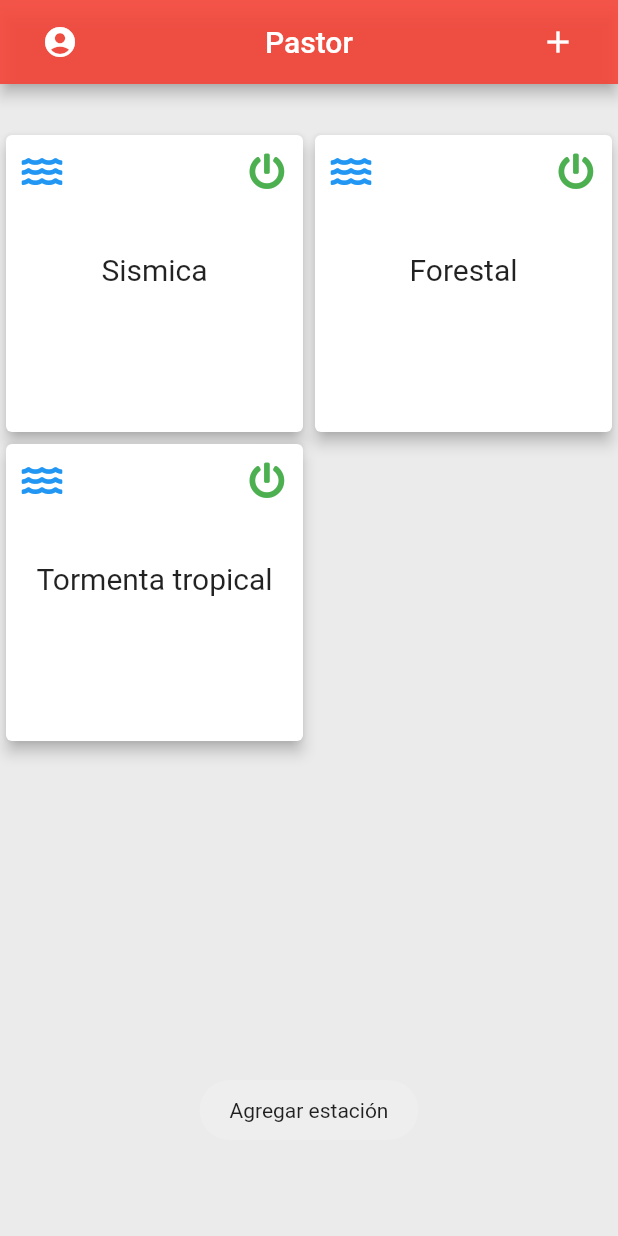
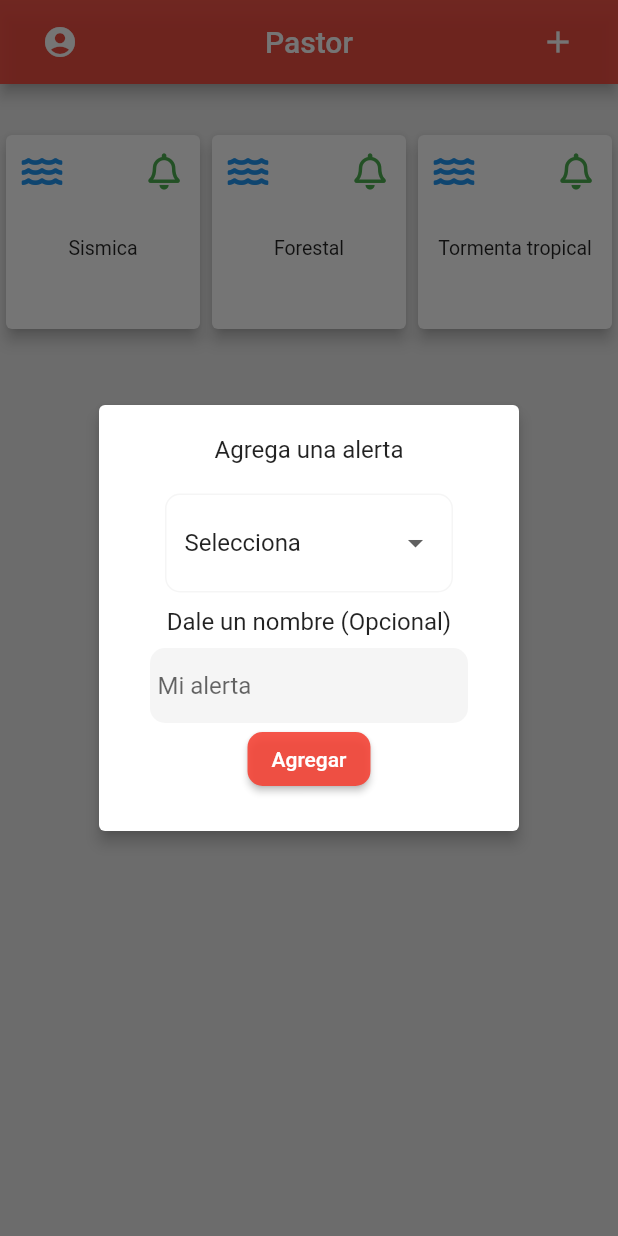
Before and after one commit to RafaelLindarte/pastorApp, a Flutter app: the screen it shows after launch, after a tap on "Ingresar", after a tap on the "add" icon, on a phone screen of 412 x 824 dp. Run offline on Flutter 3.47's test engine with Material 2 defaults, Android fonts, the phone set to English and light mode, and no system bars; our stand-ins replace audioplayers, firebase_core, firebase_messaging, flutter_signin_button, fluttertoast, font_awesome_flutter and 1 more; missing offline and left inert: amazon_cognito_identity_dart_2; accounts and stored records are empty.

Commit message:
agregar alertas estaticas

```diff
--- a/lib/src/data/cognito/cognito.dart
+++ b/lib/src/data/cognito/cognito.dart
@@ -55,6 +55,7 @@ String message = '';
 
         final result = await _userPool.signUp(email, passw,
             userAttributes: userAttributes);
+        // ignore: unnecessary_null_comparison
         if (result.user != null) {
           _preferences.uid = email;
           message = 'ok';
--- a/lib/src/data/notificaciones.dart
+++ b/lib/src/data/notificaciones.dart
@@ -15,11 +15,7 @@ class Notificaciones {
 
   static Stream<String> get messagesStream => _messageStreamController.stream;
   static Future<void>  _background(RemoteMessage message) async{
-
-          print('_background ${message.messageId}');
-          print(message.notification!.android!.sound);
-          print(message.data);
-              final player = AudioCache();
+          final player = AudioCache();
           // // call this method when desired
           await player.play('sound/sonido.mp3');
 
@@ -30,8 +26,6 @@ class Notificaciones {
   }
   static Future<void>  _onbackground(RemoteMessage message) async{
 
-          print('_onBackground ${message.messageId}');
-          print(message.data);
              final player = AudioCache();
           // call this method when desired
           await player.play('sound/sonido.mp3');
@@ -39,12 +33,11 @@ _messageStreamController.add(message.notification?.title ?? 'no titulo');
   }
   static Future<void>  abirMessage(RemoteMessage message) async{
 
-          print('abrir ${message.messageId}');
-          print(message.data);
-          _messageStreamController.add(message.notification?.title ?? 'no titulo');
+
              final player = AudioCache();
           // call this method when desired
           await player.play('sound/sonido.mp3');
+          _messageStreamController.add(message.notification?.title ?? 'no titulo');
           }
 
 
@@ -62,7 +55,6 @@ _messageStreamController.add(message.notification?.title ?? 'no titulo');
           FirebaseMessaging.onMessage.listen(_onbackground,);
           FirebaseMessaging.onMessageOpenedApp.listen(abirMessage);
 }catch(e){
-      print('aaaaaaaaaaaaaaa');
       print(e);
     }
   }
--- a/lib/src/data/provider/user-provider.dart
+++ b/lib/src/data/provider/user-provider.dart
@@ -6,6 +6,7 @@ import 'package:push_notificaction/src/shared/preferences.dart';
 class USerProvider {
   String url =
       'https://7nuyrr9ca3.execute-api.us-east-1.amazonaws.com/dev/controllerUsers';
+  // ignore: non_constant_identifier_names
   String URL2 =
       'https://7nuyrr9ca3.execute-api.us-east-1.amazonaws.com/dev/controllerNotifications';
 
@@ -52,6 +53,7 @@ class USerProvider {
       //Guardando subscriptionArn del usuario en el controller de notificaciones
       if (result['user']['notificationStatus'] == 'Active') {
         String subscriptionArn = result['user']['subscriptionArn'];
+        // ignore: unnecessary_null_comparison
         if (subscriptionArn != null) {
           final body2 = {
             "action": "unsubscribeDeviceToTopic",
--- a/lib/src/pages/home.dart
+++ b/lib/src/pages/home.dart
@@ -1,7 +1,5 @@
 import 'package:flutter/material.dart';
 import 'package:fluttertoast/fluttertoast.dart';
-import 'package:provider/provider.dart';
-import 'package:push_notificaction/src/data/controller/active.dart';
 import 'package:push_notificaction/src/data/notificaciones.dart';
 import 'package:push_notificaction/src/data/provider/user-provider.dart';
 import 'package:push_notificaction/src/shared/preferences.dart';
@@ -14,24 +12,25 @@ class HomePage extends StatefulWidget {
 }
 
 class _HomePageState extends State<HomePage> {
-  List<String> list = ['Sismica','Forestal','Tormenta Tropical'];
   final d = {
-    "evento":[
+    "evento": [
       {
-        "name":"Sismica",
-        "status":true,
+        "name": "Sismica",
+        "status": true,
       },
       {
-        "name":"Forestal",
-        "status":true,
+        "name": "Forestal",
+        "status": true,
       },
       {
-        "name":"Tormenta tropical",
-        "status":true,
-      },
+        "name": "Tormenta tropical",
+        "status": true,
+      }
     ]
   };
-  bool status = true;
+
+
+  String _alert ='';
 
 
   @override
@@ -39,48 +38,41 @@ class _HomePageState extends State<HomePage> {
     super.initState();
     final _preferences = Preferences();
 
-        if(_preferences.iswelcome ==null){
+    if (_preferences.iswelcome == null) {
       _preferences.isWelcome = 'ok';
-            print('00000000000000000000000000');
-            if(mounted){
+      if (mounted) {
         Future.delayed(Duration.zero, () {
           this.welcome();
         });
-
       }
     }
     Notificaciones.messagesStream.listen((event) {
       Fluttertoast.showToast(msg: 'Recibiste una notificacón');
-
-      setState(() {
-        list.add(event);
-      });
     });
   }
 
-
-  void welcome(){
+  void welcome() {
     showDialog(
         context: context,
-      builder: (context){
+        builder: (context) {
           return AlertDialog(
             elevation: 4.0,
-            content: Text('Bienvenido'),
+            content: Text('Bienvenido al sistema de alerta temprana'),
             actions: [
-              TextButton(onPressed: (){
+              TextButton(
+                  onPressed: () {
                     Navigator.pop(context);
-              }, child: Text('Continuar')
-              )
+                  },
+                  child: Text('Continuar'))
             ],
           );
-      }
-      );
+        });
   }
 
   @override
   Widget build(BuildContext context) {
     final _preferences = Preferences();
-  List<dynamic>  dd = d['evento']!.toList();
+    List<dynamic> dd = d['evento']!.toList();
 
     return SafeArea(
       child: Scaffold(
@@ -95,11 +87,14 @@ class _HomePageState extends State<HomePage> {
                     _preferences.clearPreferences();
                     Navigator.pushNamed(context, 'login');
                     Fluttertoast.showToast(msg: 'Salir de la cuenta');
-                  }, icon: Icon(Icons.account_circle_sharp)),
+                  },
+                  icon: Icon(Icons.account_circle_sharp)),
               Text('Pastor'),
-              IconButton(onPressed: () {
-                Fluttertoast.showToast(msg: 'Agregar estación');
-              }, icon: Icon(Icons.add)),
+              IconButton(
+                  onPressed: () {
+                    addAlert(context);
+                  },
+                  icon: Icon(Icons.add)),
             ],
           ),
         ),
@@ -108,23 +103,22 @@ class _HomePageState extends State<HomePage> {
           padding: EdgeInsets.only(top: 30),
           child: GridView.builder(
             gridDelegate:
-                SliverGridDelegateWithFixedCrossAxisCount(crossAxisCount: 2),
+                SliverGridDelegateWithFixedCrossAxisCount(crossAxisCount: 3),
             itemBuilder: (context, index) {
-              print(dd);
-              return _cardEstaciones( dd[index]);
+              return _cardEstaciones(dd[index]);
             },
-            itemCount:dd.length,
+            itemCount: dd.length,
           ),
         ),
       ),
     );
   }
-  Widget _cardEstaciones(dynamic data){
-final styleData = StyleData();
-final _notificationProvider = Provider.of<NotificationProvider>(context);
+
+  Widget _cardEstaciones(dynamic data) {
     final userProvider = USerProvider();
 
     return GestureDetector(
+      child: Container(
         child: Card(
             elevation: 4.0,
             child: Column(
@@ -142,43 +136,132 @@ final userProvider = USerProvider();
                         onPressed: () async {
                           await userProvider.onOf();
 
-                                  // if(data['status']==false){
                           setState(() {
                             data['status'] = !data['status'];
                           });
 
-                                        print(d['evento']);
-                                  // }
-                                  //    if(_notificationProvider.active){
-                                  //     _notificationProvider.isActive = false;
-                                  // }else{
-                                  //     _notificationProvider.isActive = true;
-                                  // }
+
                         },
-                                icon: FaIcon(
-                                  FontAwesomeIcons.powerOff,
-                                   color: (data['status']) ? Colors.green: Colors.red,
+                        icon: (data['status'])
+                            ? FaIcon(FontAwesomeIcons.bell, color: Colors.green)
+                            : FaIcon(
+                                FontAwesomeIcons.bellSlash,
+                                color: Colors.red,
                               ))
                   ],
                 ),
                 SizedBox(
-                          height: 30,
+                  height: 20,
                 ),
                 Center(
                   child: Text(
                     '${data['name']}',
-                            style: TextStyle(fontSize: 20),
+                    style: TextStyle(fontSize: 13),
                   ),
                 )
               ],
-                    )
+            )),
       ),
-                    onTap: (){
+      onTap: () {
         Navigator.pushNamed(context, 'notifications');
       },
     );
-
-
   }
 
+  List<String> alertas = [
+    'Selecciona',
+    'Tormenta',
+    'Erupcion',
+    'Inundación',
+    'Incendio',
+    'Tsunami'
+  ];
+  String _opc = 'Selecciona';
+
+  List<DropdownMenuItem> getItem() {
+    List<DropdownMenuItem> list = [];
+    alertas.forEach((element) {
+      list.add(DropdownMenuItem(child: Text(element), value: element));
+    });
+    return list;
   }
+
+  Widget _lista() {
+    return Container(
+      decoration: BoxDecoration(
+        border: Border.all(
+          color: Colors.grey.withOpacity(0.1),
+          width: 1.0,
+        ),
+        borderRadius: BorderRadius.circular(10.0),
+      ),
+      margin: EdgeInsets.symmetric(horizontal: 20, vertical: 10),
+      child: DropdownButtonFormField<dynamic>(
+          decoration: InputDecoration(
+            border: OutlineInputBorder(
+              borderSide: BorderSide.none,
+            ),
+          ),
+          isExpanded: true,
+          value: _opc,
+          items: getItem(),
+          onChanged: (d) {
+            setState(() {
+              _opc = d;
+              _alert = d;
+
+            });
+          }),
+    );
+  }
+
+  void addAlert(BuildContext context) {
+    final themeData = StyleData();
+    showDialog(
+        context: context,
+        builder: (context) {
+          return AlertDialog(
+            elevation: 4.0,
+            content: Container(
+              child: Column(
+                mainAxisSize: MainAxisSize.min,
+                children: [
+                  Container(child: Text('Agrega una alerta')),
+                  SizedBox(
+                    height: 10,
+                  ),
+                  _lista(),
+                  Container(
+                    child: Text('Dale un nombre (Opcional)'),
+                  ),
+                  SizedBox(
+                    height: 8,
+                  ),
+                  Container(
+                    decoration: themeData.decorationInputs(),
+                    margin: EdgeInsets.symmetric(horizontal: 10),
+                    child: TextField(
+                      // onChanged:(e)=> passwl = e,
+                      decoration: themeData.inputDecoration(' Mi alerta', true),
+                    ),
+                  ),
+                  ElevatedButton(
+                      style: ElevatedButton.styleFrom(
+                        shape: themeData.shape(),
+                        primary: Colors.red.withOpacity(0.9),
+                      ),
+                      onPressed: () {
+                        setState(() {
+                        d['evento']!.add({"name":_alert, "status":true});
+
+                        });
+                        print(d['evento']);
+                      },
+                      child: Text('Agregar'))
+                ],
+              ),
+            ),
+          );
+        });
+  }
+}
```
Lines whose indentation alone changed are shown as unchanged.
